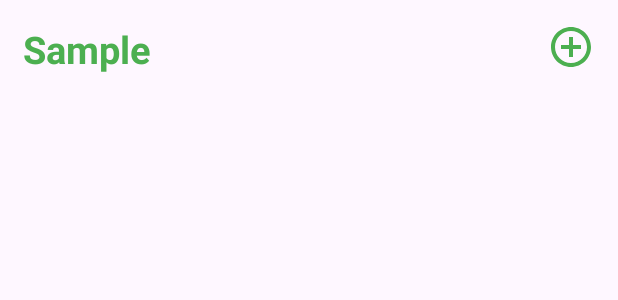
After one commit to DharmikNagar/todoapp, an Android app: the layout task_head_list.xml on its own in the app's theme, with its tools: preview values and no code run, on a phone screen of 412 x 824 dp. The commit adds this screen. Shown: the top 300 px of the screen. Run offline under Robolectric (Android 15) with nearby library versions, the phone set to English and light mode, and no system bars.

Commit message:
task related

```diff
--- a/app/src/main/java/com/todoapp/Fragment/Home/adpter/Adpter_TodoList.java
+++ b/app/src/main/java/com/todoapp/Fragment/Home/adpter/Adpter_TodoList.java
@@ -5,6 +5,7 @@ import android.content.Context;
 import android.view.LayoutInflater;
 import android.view.View;
 import android.view.ViewGroup;
+import android.view.animation.AnimationUtils;
 import android.widget.Toast;
 
 import androidx.annotation.NonNull;
@@ -43,6 +44,7 @@ public class Adpter_TodoList extends RecyclerView.Adapter<Adpter_TodoList.ViewHo
         holder.lnLayout.setOnLongClickListener(new View.OnLongClickListener() {
             @Override
             public boolean onLongClick(View view) {
+                holder.lnLayout.startAnimation(AnimationUtils.loadAnimation(context, R.anim.animation));
                 onclicktodoListner.Onclicktodo(position);
                 holder.lnLayout.setBackground(ContextCompat.getDrawable(context,R.drawable.selected_todo_item));
                 return true;
--- /dev/null
+++ b/app/src/main/res/drawable/baseline_add_circle_outline_24.xml
@@ -0,0 +1,5 @@
+<vector android:height="24dp" android:tint="#000000"
+    android:viewportHeight="24" android:viewportWidth="24"
+    android:width="24dp" xmlns:android="http://schemas.android.com/apk/res/android">
+    <path android:fillColor="@android:color/white" android:pathData="M13,7h-2v4L7,11v2h4v4h2v-4h4v-2h-4L13,7zM12,2C6.48,2 2,6.48 2,12s4.48,10 10,10 10,-4.48 10,-10S17.52,2 12,2zM12,20c-4.41,0 -8,-3.59 -8,-8s3.59,-8 8,-8 8,3.59 8,8 -3.59,8 -8,8z"/>
+</vector>
--- /dev/null
+++ b/app/src/main/res/drawable/baseline_add_circle_outline_32.xml
@@ -0,0 +1,5 @@
+<vector android:height="32dp" android:tint="#000000"
+    android:viewportHeight="24" android:viewportWidth="24"
+    android:width="32dp" xmlns:android="http://schemas.android.com/apk/res/android">
+    <path android:fillColor="@android:color/white" android:pathData="M13,7h-2v4L7,11v2h4v4h2v-4h4v-2h-4L13,7zM12,2C6.48,2 2,6.48 2,12s4.48,10 10,10 10,-4.48 10,-10S17.52,2 12,2zM12,20c-4.41,0 -8,-3.59 -8,-8s3.59,-8 8,-8 8,3.59 8,8 -3.59,8 -8,8z"/>
+</vector>
--- /dev/null
+++ b/app/src/main/res/drawable/circle_background.xml
@@ -0,0 +1,5 @@
+<?xml version="1.0" encoding="utf-8"?>
+<shape xmlns:android="http://schemas.android.com/apk/res/android">
+    <corners android:radius="@dimen/dp_15" />
+    <stroke android:color="@color/black" android:width="@dimen/dp_2" />
+</shape>
--- /dev/null
+++ b/app/src/main/res/layout/task_head_list.xml
@@ -0,0 +1,24 @@
+<?xml version="1.0" encoding="utf-8"?>
+<RelativeLayout xmlns:android="http://schemas.android.com/apk/res/android"
+    android:layout_width="match_parent"
+    android:layout_height="match_parent"
+    android:padding="@dimen/dp_15">
+
+    <androidx.appcompat.widget.AppCompatTextView
+        android:id="@+id/sample_title"
+        android:layout_width="wrap_content"
+        android:layout_height="wrap_content"
+        android:text="Sample"
+        style="@style/card_header"
+        />
+
+    <androidx.appcompat.widget.AppCompatImageView
+        android:id="@+id/add_header"
+        android:layout_width="wrap_content"
+        android:layout_height="wrap_content"
+        android:src="@drawable/baseline_add_circle_outline_32"
+        android:layout_alignParentEnd="true"
+        android:tint="@color/green"
+        />
+
+</RelativeLayout>
--- a/app/src/main/res/values/dimen.xml
+++ b/app/src/main/res/values/dimen.xml
@@ -1,6 +1,9 @@
 <?xml version="1.0" encoding="utf-8"?>
 <resources>
+    <dimen name="dp_2">2dp</dimen>
     <dimen name="dp_3">3dp</dimen>
+    <dimen name="dp_5">5dp</dimen>
+    <dimen name="dp_7">7dp</dimen>
     <dimen name="dp_15">15dp</dimen>
     <dimen name="dp_10">10dp</dimen>
     <dimen name="dp_25">25dp</dimen>
@@ -9,6 +12,8 @@
     <dimen name="dp_108">108dp</dimen>
     <dimen name="dp_250">250dp</dimen>
 
+    <dimen name="sp_18">18sp</dimen>
+    <dimen name="sp_15">15sp</dimen>
     <dimen name="sp_20">20sp</dimen>
     <dimen name="sp_25">25sp</dimen>
 
--- a/app/src/main/res/values/style.xml
+++ b/app/src/main/res/values/style.xml
@@ -12,4 +12,9 @@
         <item name="android:textStyle">bold</item>
         <item name="android:textColor">@color/green</item>
     </style>
+
+    <style name="text_style">
+        <item name="android:textColor">@color/black</item>
+        <item name="android:textSize">@dimen/sp_20</item>
+    </style>
 </resources>
```
Also changed, not shown: app/src/main/java/com/todoapp/Fragment/Home/HomeFragment.java (+31 -15 lines), app/src/main/java/com/todoapp/common/DBHandler.java (+11 -0 lines), app/src/main/res/layout/task_list.xml (added, +46 -0 lines).
